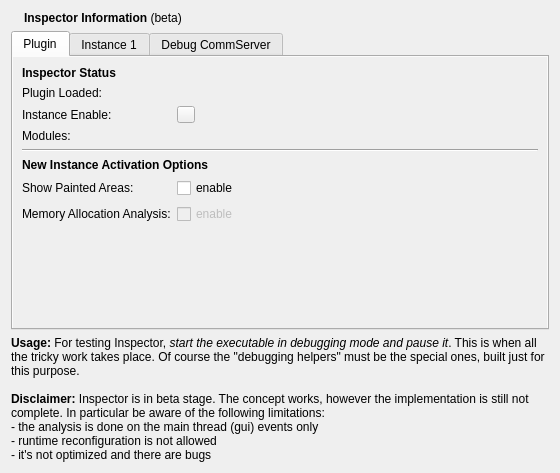
Above: src/plugins/inspector/module-info/infoview.ui from enricoros/k-qt-creator-inspector before the change. Below: the same form after it.
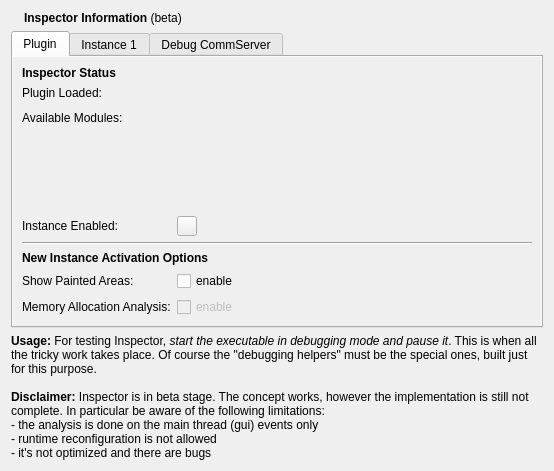
That is the form after the change. Icons and pictures are not drawn.

Commit message: Inspector: improved PaintTemperatureView aesthetics

What changed in the file:
```diff
--- a/src/plugins/inspector/module-info/infoview.ui
+++ b/src/plugins/inspector/module-info/infoview.ui
@@ -7,8 +7,8 @@
    <rect>
     <x>0</x>
     <y>0</y>
-    <width>560</width>
-    <height>473</height>
+    <width>554</width>
+    <height>471</height>
    </rect>
   </property>
   <property name="windowTitle">
@@ -62,6 +62,19 @@
        <string>Plugin</string>
       </attribute>
       <layout class="QFormLayout" name="formLayout_2">
+       <item row="0" column="0">
+        <widget class="QLabel" name="label_16">
+         <property name="font">
+          <font>
+           <weight>75</weight>
+           <bold>true</bold>
+          </font>
+         </property>
+         <property name="text">
+          <string>Inspector Status</string>
+         </property>
+        </widget>
+       </item>
        <item row="1" column="0">
         <widget class="QLabel" name="label_6">
          <property name="text">
@@ -80,18 +93,50 @@
         </widget>
        </item>
        <item row="2" column="0">
-        <widget class="QLabel" name="label">
+        <widget class="QLabel" name="label_9">
          <property name="text">
-          <string>Instance Enable:</string>
+          <string>Available Modules:</string>
          </property>
         </widget>
        </item>
        <item row="2" column="1">
+        <widget class="QLabel" name="modLabel">
+         <property name="sizePolicy">
+          <sizepolicy hsizetype="MinimumExpanding" vsizetype="MinimumExpanding">
+           <horstretch>0</horstretch>
+           <verstretch>0</verstretch>
+          </sizepolicy>
+         </property>
+         <property name="textFormat">
+          <enum>Qt::PlainText</enum>
+         </property>
+         <property name="wordWrap">
+          <bool>true</bool>
+         </property>
+         <property name="textInteractionFlags">
+          <set>Qt::NoTextInteraction</set>
+         </property>
+        </widget>
+       </item>
+       <item row="3" column="0">
+        <widget class="QLabel" name="label">
+         <property name="text">
+          <string>Instance Enabled:</string>
+         </property>
+        </widget>
+       </item>
+       <item row="3" column="1">
         <widget class="QToolButton" name="enaButton">
+         <property name="maximumSize">
+          <size>
+           <width>20</width>
+           <height>20</height>
+          </size>
+         </property>
          <property name="iconSize">
           <size>
-           <width>10</width>
-           <height>10</height>
+           <width>16</width>
+           <height>16</height>
           </size>
          </property>
          <property name="shortcut">
@@ -102,16 +147,6 @@
          </property>
         </widget>
        </item>
-       <item row="3" column="0">
-        <widget class="QLabel" name="label_9">
-         <property name="text">
-          <string>Modules:</string>
-         </property>
-        </widget>
-       </item>
-       <item row="3" column="1">
-        <widget class="QLabel" name="modLabel"/>
-       </item>
        <item row="4" column="0" colspan="2">
         <widget class="Line" name="line">
          <property name="orientation">
@@ -163,19 +198,6 @@
          </property>
         </widget>
        </item>
-       <item row="0" column="0" colspan="2">
-        <widget class="QLabel" name="label_16">
-         <property name="font">
-          <font>
-           <weight>75</weight>
-           <bold>true</bold>
-          </font>
-         </property>
-         <property name="text">
-          <string>Inspector Status</string>
-         </property>
-        </widget>
-       </item>
       </layout>
      </widget>
      <widget class="QWidget" name="instanceWidget">
```
Left out of the diff: 7 changed lines with no effect on the pictures. The commit also changes 8 other files.
